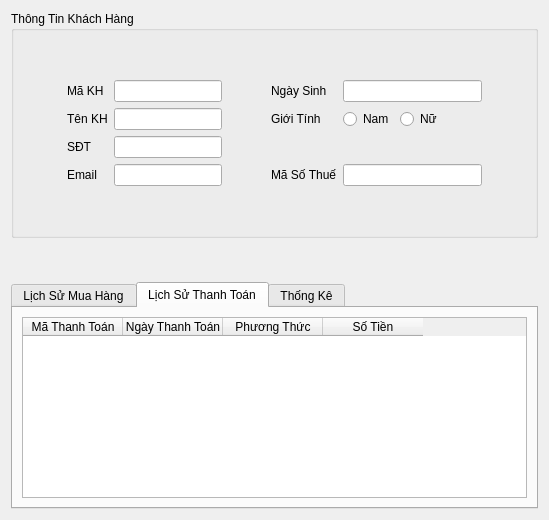
Above: ui/customer_detail.ui from thinh-doan/sales-and-warehouse-management-system before the change. Below: the same form after it.
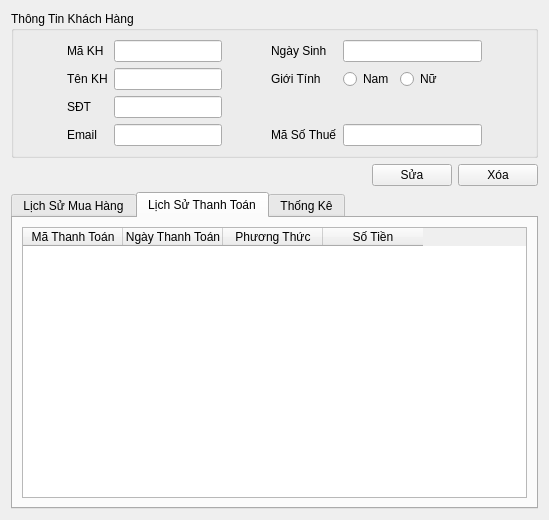
That is the form after the change.

Patch:
```diff
--- a/ui/customer_detail.ui
+++ b/ui/customer_detail.ui
@@ -10,7 +10,7 @@
     <height>520</height>
    </rect>
   </property>
-  <layout class="QVBoxLayout" name="verticalLayout" stretch="6,1,6">
+  <layout class="QVBoxLayout" name="verticalLayout">
    <item>
     <widget class="QGroupBox" name="groupInfo">
      <property name="title">
@@ -193,53 +193,43 @@
         </property>
        </spacer>
       </item>
-      <item row="5" column="1">
-       <spacer name="verticalSpacer_2">
-        <property name="orientation">
-         <enum>Qt::Vertical</enum>
-        </property>
-        <property name="sizeType">
-         <enum>QSizePolicy::Minimum</enum>
-        </property>
-        <property name="sizeHint" stdset="0">
-         <size>
-          <width>20</width>
-          <height>40</height>
-         </size>
-        </property>
-       </spacer>
-      </item>
-      <item row="0" column="1">
-       <spacer name="verticalSpacer_3">
+     </layout>
+    </widget>
+   </item>
+   <item>
+    <layout class="QHBoxLayout" name="horizontalLayout_3">
+     <item>
+      <spacer name="horizontalSpacer_8">
         <property name="orientation">
-         <enum>Qt::Vertical</enum>
-        </property>
-        <property name="sizeType">
-         <enum>QSizePolicy::Minimum</enum>
-        </property>
+        <enum>Qt::Horizontal</enum>
+       </property>
         <property name="sizeHint" stdset="0">
          <size>
-          <width>20</width>
-          <height>40</height>
+         <width>40</width>
+         <height>20</height>
          </size>
         </property>
        </spacer>
       </item>
-     </layout>
+     <item>
+      <layout class="QHBoxLayout" name="horizontalLayout_2">
+       <item>
+        <widget class="QPushButton" name="pushButton">
+         <property name="text">
+          <string>Sửa</string>
+         </property>
     </widget>
    </item>
    <item>
-    <spacer name="verticalSpacer">
-     <property name="orientation">
-      <enum>Qt::Vertical</enum>
-     </property>
-     <property name="sizeHint" stdset="0">
-      <size>
-       <width>20</width>
-       <height>40</height>
-      </size>
-     </property>
-    </spacer>
+        <widget class="QPushButton" name="pushButton_2">
+         <property name="text">
+          <string>Xóa</string>
+         </property>
+        </widget>
+       </item>
+      </layout>
+     </item>
+    </layout>
    </item>
    <item>
     <widget class="QTabWidget" name="tabCustomerDetails">
```
Lines whose indentation alone changed are shown as unchanged.
